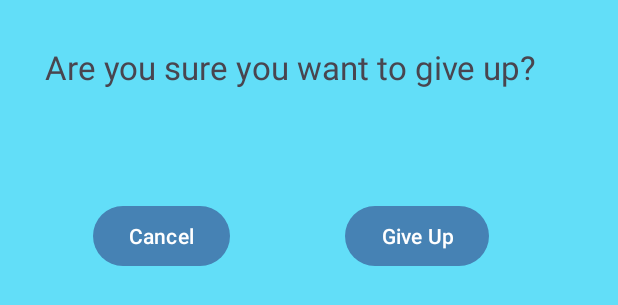
After one commit to minion26/PomodoroAndroidApp, an Android app: the layout pop_up.xml on its own in the app's theme, with its tools: preview values and no code run, on a phone screen of 412 x 824 dp. The commit adds this screen. Shown: the top 305 px of the screen. Run offline under Robolectric (Android 15) with nearby library versions, the phone set to English and light mode, and no system bars.

Commit message:
- can set timer - timer is working - pop up message when quitting - buttons in the pop up message are working (quitting and cancel)

```diff
--- /dev/null
+++ b/app/src/main/res/layout/pop_up.xml
@@ -0,0 +1,36 @@
+<?xml version="1.0" encoding="utf-8"?>
+<RelativeLayout xmlns:android="http://schemas.android.com/apk/res/android"
+    android:layout_width="match_parent"
+    android:layout_height="match_parent"
+    android:background="#62def8">
+
+    <TextView
+        android:id="@+id/textView"
+        android:layout_width="wrap_content"
+        android:layout_height="wrap_content"
+        android:layout_margin="30dp"
+        android:layout_marginBottom="30dp"
+        android:text="Are you sure you want to give up?"
+        android:textSize="22sp" />
+
+    <Button
+        android:id="@+id/cancelButton"
+        android:layout_width="wrap_content"
+        android:layout_height="wrap_content"
+        android:layout_below="@+id/textView"
+        android:layout_alignStart="@+id/textView"
+        android:layout_marginStart="32dp"
+        android:layout_marginTop="44dp"
+        android:text="Cancel" />
+
+    <Button
+        android:id="@+id/giveUpButton"
+        android:layout_width="wrap_content"
+        android:layout_height="wrap_content"
+        android:layout_below="@+id/textView"
+        android:layout_alignEnd="@+id/textView"
+        android:layout_marginTop="44dp"
+        android:layout_marginEnd="32dp"
+        android:text="Give Up" />
+
+</RelativeLayout>
```
Also changed, not shown: app/src/main/java/com/example/pomodoroapp/MainActivity.java (+53 -7 lines).
